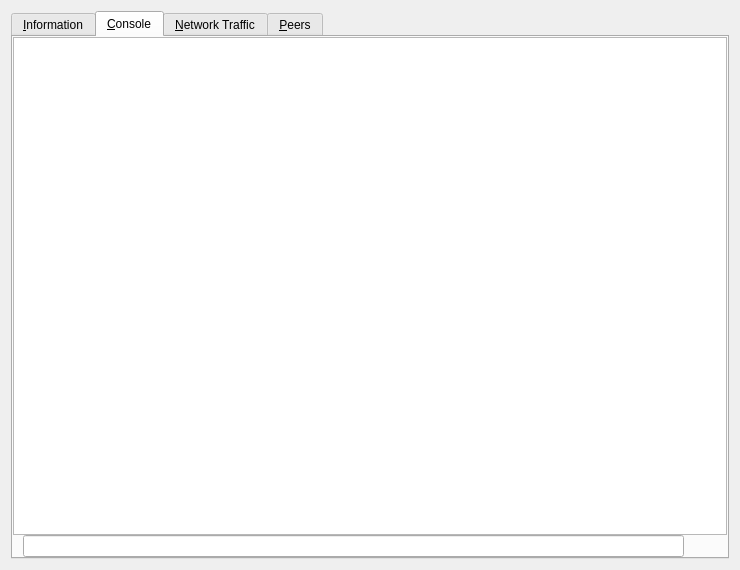
Old version of the form src/qt/forms/debugwindow.ui in the repository Ailein/atbcoin-insight.
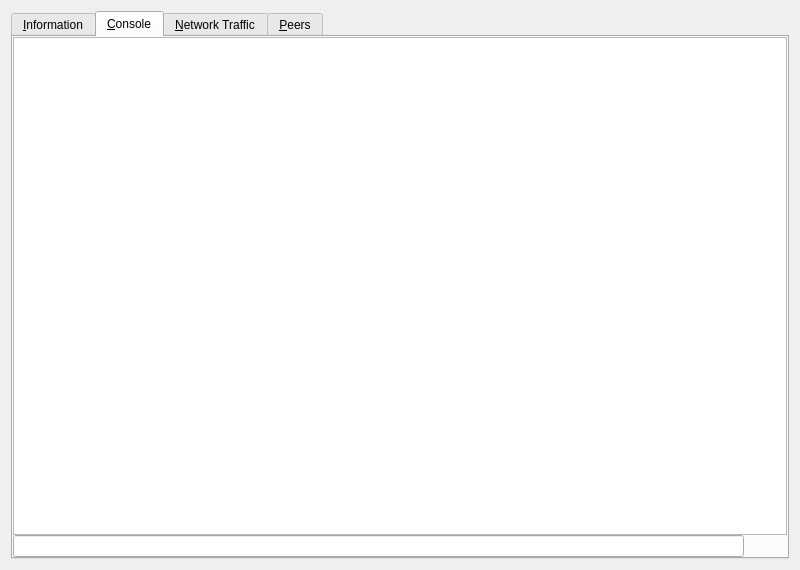
New version of the form. The open tabs and pages were chosen to show the change. Icons and pictures are not drawn. Custom widgets are drawn as their Qt base class.

Diff of the .ui file:
```diff
--- a/src/qt/forms/debugwindow.ui
+++ b/src/qt/forms/debugwindow.ui
@@ -6,10 +6,16 @@
    <rect>
     <x>0</x>
     <y>0</y>
-    <width>740</width>
+    <width>800</width>
     <height>570</height>
    </rect>
   </property>
+  <property name="minimumSize">
+   <size>
+    <width>800</width>
+    <height>0</height>
+   </size>
+  </property>
   <property name="windowTitle">
    <string>Debug window</string>
   </property>
@@ -466,25 +472,6 @@
          <property name="spacing">
           <number>3</number>
          </property>
-         <item>
-          <widget class="QLabel" name="label_2">
-           <property name="maximumSize">
-            <size>
-             <width>16</width>
-             <height>16</height>
-            </size>
-           </property>
-           <property name="text">
-            <string/>
-           </property>
-           <property name="pixmap">
-            <pixmap resource="../bitcoin.qrc">:/icons/prompticon</pixmap>
-           </property>
-           <property name="scaledContents">
-            <bool>true</bool>
-           </property>
-          </widget>
-         </item>
          <item>
           <widget class="QLineEdit" name="lineEdit">
            <property name="placeholderText">
```
Left out of the diff: 2 changed lines with no effect on the pictures.
